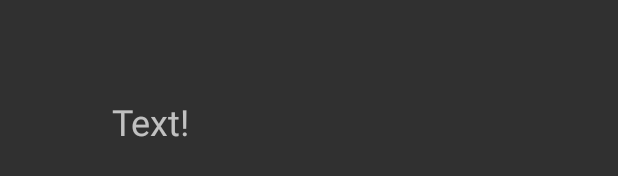
After one commit to d-jeong/ReCPReadytoCookandPrepare, an Android app: the layout grid_item.xml on its own in the app's theme, with its tools: preview values and no code run, on a phone screen of 412 x 824 dp. The commit adds this screen. Shown: the part 131-307 px from the top of the screen. Run offline under Robolectric (Android 15) with nearby library versions, the phone set to English and light mode, and no system bars.

Commit message:
Made a placeholder layout for a grid item for tablets. Making GridFragments

```diff
--- /dev/null
+++ b/app/src/main/java/com/davidjeong/recpreadytocookandprepare/GridFragment.java
@@ -0,0 +1,6 @@
+package com.davidjeong.recpreadytocookandprepare;
+
+import android.support.v4.app.Fragment;
+
+public class GridFragment extends Fragment{
+}
--- /dev/null
+++ b/app/src/main/res/layout/grid_item.xml
@@ -0,0 +1,30 @@
+<?xml version="1.0" encoding="utf-8"?>
+<LinearLayout xmlns:android="http://schemas.android.com/apk/res/android"
+              android:layout_width="200dp"
+              android:layout_height="200dp"
+              android:orientation="vertical">
+
+
+    <ImageView
+        android:id="@+id/itemImage"
+        android:layout_width="match_parent"
+        android:layout_height="0dp"
+        android:layout_weight="3"
+        android:layout_marginTop="20dp"
+        android:layout_marginLeft="10dp"
+        android:layout_marginRight="10dp"
+        android:scaleType="fitCenter"/>
+
+
+    <TextView
+        android:id="@+id/itemText"
+        android:layout_width="match_parent"
+        android:layout_height="0dp"
+        android:layout_weight="1"
+        android:layout_marginBottom="10dp"
+        android:gravity="center"
+        android:text="Text!"
+        android:textSize="24sp"/>
+
+
+</LinearLayout>
--- /dev/null
+++ b/app/src/main/res/values-sw600dp/config.xml
@@ -0,0 +1,4 @@
+<?xml version="1.0" encoding="utf-8"?>
+<resources>
+    <item name="is_tablet" type="bool">true</item>
+</resources>
--- /dev/null
+++ b/app/src/main/res/values/config.xml
@@ -0,0 +1,4 @@
+<?xml version="1.0" encoding="utf-8"?>
+<resources>
+    <item name="is_tablet" type="bool">false</item>
+</resources>
```
Also changed, not shown: app/src/main/java/com/davidjeong/recpreadytocookandprepare/MainActivity.java (+16 -0 lines).
